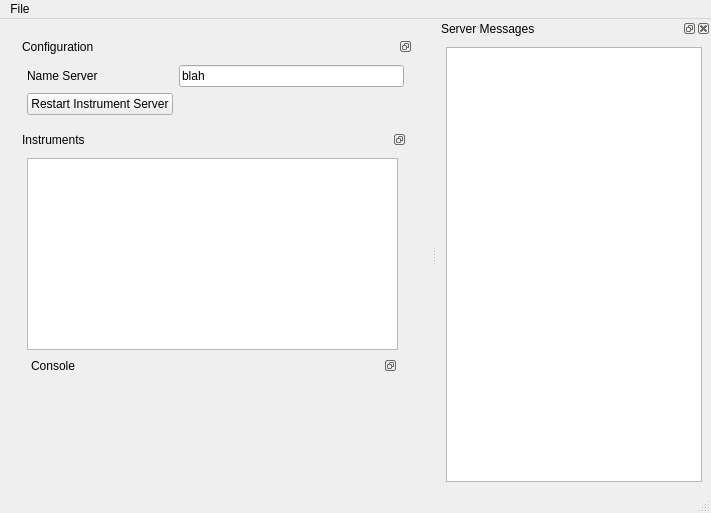
This is instruments/InstrumentManager.ui in SchusterLab/slab as Qt 5 draws it before an edit. The edited form follows.
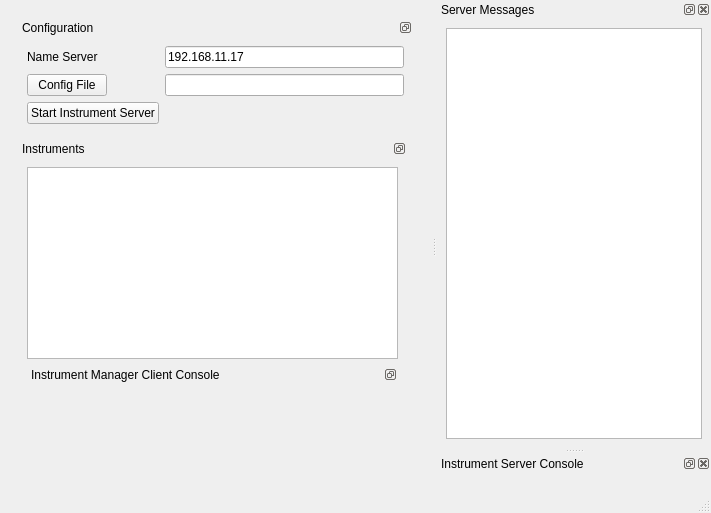
This is the edited form.

Diff of the .ui file:
```diff
--- a/instruments/InstrumentManager.ui
+++ b/instruments/InstrumentManager.ui
@@ -34,13 +34,6 @@
          </property>
          <widget class="QWidget" name="dockWidgetContents_5">
           <layout class="QFormLayout" name="formLayout">
-           <item row="1" column="0">
-            <widget class="QPushButton" name="pushButton_2">
-             <property name="text">
-              <string>Restart Instrument Server</string>
-             </property>
-            </widget>
-           </item>
            <item row="0" column="0">
             <widget class="QLabel" name="label">
              <property name="text">
@@ -51,10 +44,27 @@
            <item row="0" column="1">
             <widget class="QLineEdit" name="param_nameserver">
              <property name="text">
-              <string>blah</string>
+              <string>192.168.11.17</string>
              </property>
             </widget>
            </item>
+           <item row="2" column="0">
+            <widget class="QPushButton" name="start_pushButton">
+             <property name="text">
+              <string>Start Instrument Server</string>
+             </property>
+            </widget>
+           </item>
+           <item row="1" column="0">
+            <widget class="QPushButton" name="filename_pushButton">
+             <property name="text">
+              <string>Config File</string>
+             </property>
+            </widget>
+           </item>
+           <item row="1" column="1">
+            <widget class="QLineEdit" name="param_filename"/>
+           </item>
           </layout>
          </widget>
         </widget>
@@ -90,7 +100,7 @@
               <set>QDockWidget::DockWidgetFloatable|QDockWidget::DockWidgetMovable</set>
              </property>
              <property name="windowTitle">
-              <string>Console</string>
+              <string>Instrument Manager Client Console</string>
              </property>
              <widget class="QWidget" name="dockWidgetContents_7"/>
             </widget>
@@ -113,14 +123,6 @@
      <height>21</height>
     </rect>
    </property>
-   <widget class="QMenu" name="menuFile">
-    <property name="title">
-     <string>File</string>
-    </property>
-    <addaction name="actionOpen_Instruments_Config"/>
-    <addaction name="actionSave_Instruments_Config"/>
-   </widget>
-   <addaction name="menuFile"/>
   </widget>
   <widget class="QStatusBar" name="statusbar"/>
   <widget class="QDockWidget" name="dockWidget_8">
@@ -138,6 +140,15 @@
     </layout>
    </widget>
   </widget>
+  <widget class="QDockWidget" name="servershell_dockWidget">
+   <property name="windowTitle">
+    <string>Instrument Server Console</string>
+   </property>
+   <attribute name="dockWidgetArea">
+    <number>2</number>
+   </attribute>
+   <widget class="QWidget" name="dockWidgetContents"/>
+  </widget>
   <action name="actionOpen_Instruments_Config">
    <property name="text">
     <string>Open Instruments Config</string>
```
Left out of the diff: 6 changed lines with no effect on the pictures.
